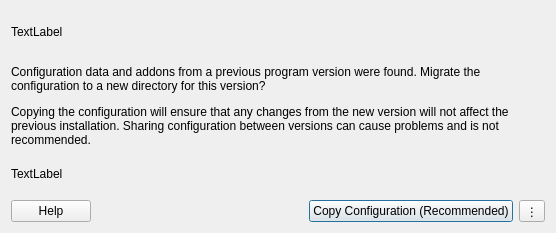
Before: the Qt Designer form src/Gui/Dialogs/DlgVersionMigrator.ui in southseact-3d/fcd, drawn with Qt 5.
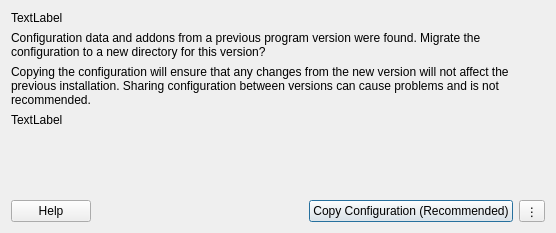
After: the same form once the commit is applied.

Commit message: Gui: Address review comments

```diff
--- a/src/Gui/Dialogs/DlgVersionMigrator.ui
+++ b/src/Gui/Dialogs/DlgVersionMigrator.ui
@@ -66,6 +66,19 @@
      </property>
     </widget>
    </item>
+   <item>
+    <spacer name="verticalSpacer">
+     <property name="orientation">
+      <enum>Qt::Vertical</enum>
+     </property>
+     <property name="sizeHint" stdset="0">
+      <size>
+       <width>20</width>
+       <height>40</height>
+      </size>
+     </property>
+    </spacer>
+   </item>
    <item>
     <layout class="QHBoxLayout" name="horizontalLayout">
      <item>
```
The commit also changes 1 other file.
